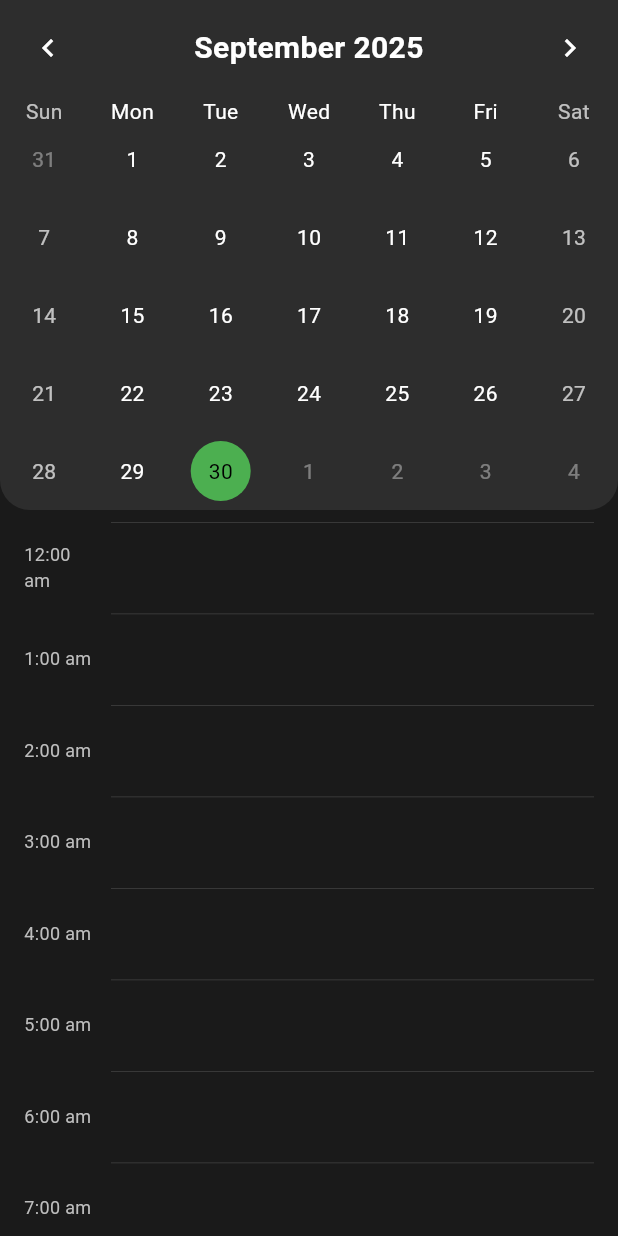
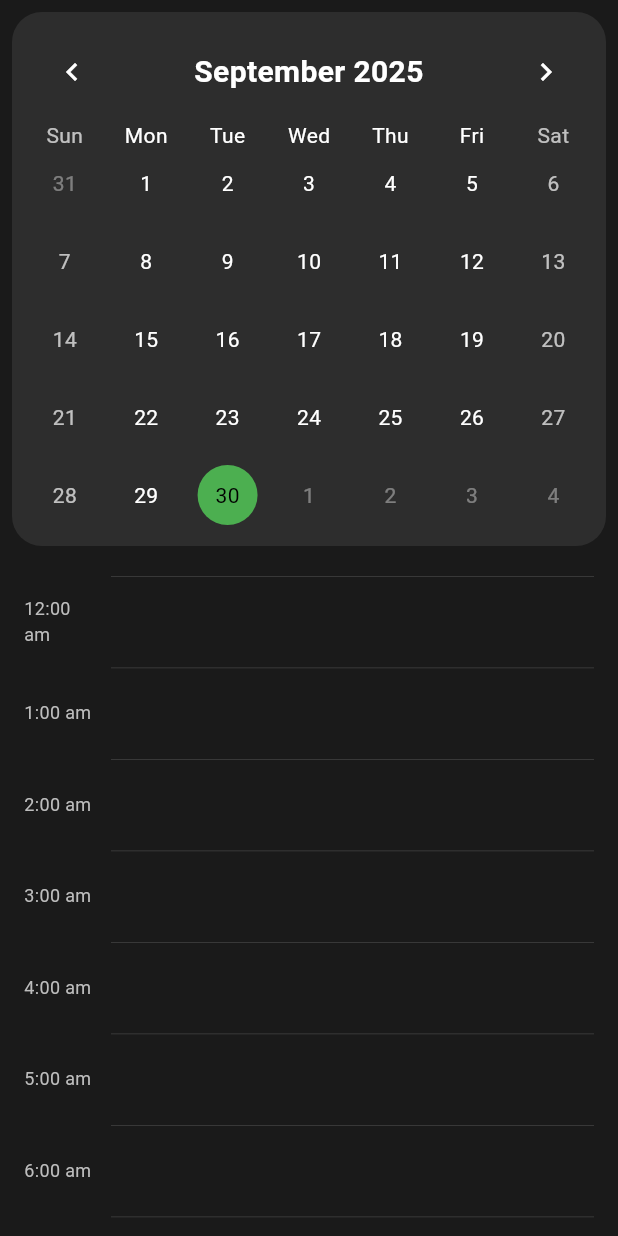
Before and after one commit to SharkyBytes/Ell-ena, a Flutter app: the CalendarScreen screen opened directly, on a phone screen of 412 x 824 dp. Run offline on Flutter 3.47's test engine with Material 3 defaults, Android fonts, the phone set to English and light mode, and no system bars; drawn by our look-alikes of table_calendar; our stand-ins replace fl_chart, flutter_dotenv, loading_animation_widget, shared_preferences, skeletonizer, supabase_flutter; accounts and stored records are empty.

Commit message:
fix: improve calendar screen layout spacing

```diff
--- a/lib/screens/calendar/calendar_screen.dart
+++ b/lib/screens/calendar/calendar_screen.dart
@@ -12,8 +12,7 @@ import '../../widgets/custom_widgets.dart';
 import '../meetings/meeting_detail_screen.dart';
 import '../tasks/task_detail_screen.dart';
 import '../tickets/ticket_detail_screen.dart';
-import '../home/home_screen.dart';
-import '../chat/chat_screen.dart'; // Added import for ChatScreen
+import '../chat/chat_screen.dart';
 
 class CalendarScreen extends StatefulWidget {
   const CalendarScreen({super.key});
@@ -347,21 +346,28 @@ class _CalendarScreenState extends State<CalendarScreen> {
     backgroundColor: const Color(0xFF1A1A1A),
     body: _isLoading
         ? const CalendarLoadingSkeleton()
-          : Column(
-              children: [_buildCalendar(), Expanded(child: _buildTimeScale())],
+        : SafeArea(
+            child: Column(
+              children: [
+                const SizedBox(height: 8),
+                _buildCalendar(),
+                const SizedBox(height: 12),
+                Expanded(child: _buildTimeScale()),
+              ],
+            ),
           ),
   );
 }
 
 Widget _buildCalendar() {
   return Container(
-      decoration: const BoxDecoration(
-        color: Color(0xFF2D2D2D),
-        borderRadius: BorderRadius.only(
-          bottomLeft: Radius.circular(20),
-          bottomRight: Radius.circular(20),
+    margin: const EdgeInsets.symmetric(horizontal: 8),
+    decoration: BoxDecoration(
+      color: const Color(0xFF2D2D2D),
+      borderRadius: BorderRadius.circular(20),
     ),
-      ),
+    child: Padding(
+      padding: const EdgeInsets.all(8.0),
       child: TableCalendar(
         firstDay: DateTime.utc(2024, 1, 1),
         lastDay: DateTime.utc(2025, 12, 31),
@@ -421,7 +427,7 @@ class _CalendarScreenState extends State<CalendarScreen> {
             color: Colors.greenAccent,
             shape: BoxShape.circle,
           ),
-          markersMaxCount: 0, // Hide default markers
+          markersMaxCount: 0,
           markerDecoration: BoxDecoration(
             color: Colors.green,
             shape: BoxShape.circle,
@@ -441,6 +447,7 @@ class _CalendarScreenState extends State<CalendarScreen> {
         daysOfWeekStyle: const DaysOfWeekStyle(
           weekdayStyle: TextStyle(color: Colors.white),
           weekendStyle: TextStyle(color: Colors.white70),
+        ),
       ),
     ),
   );
```
Lines whose indentation alone changed are shown as unchanged.
